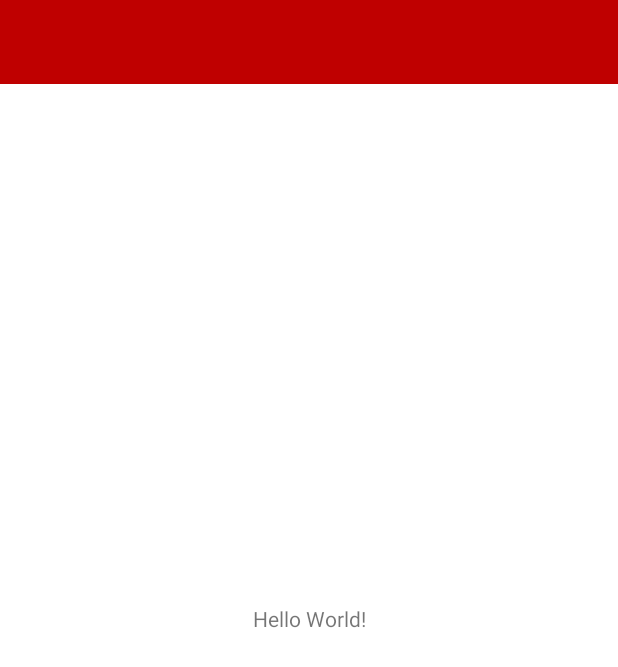
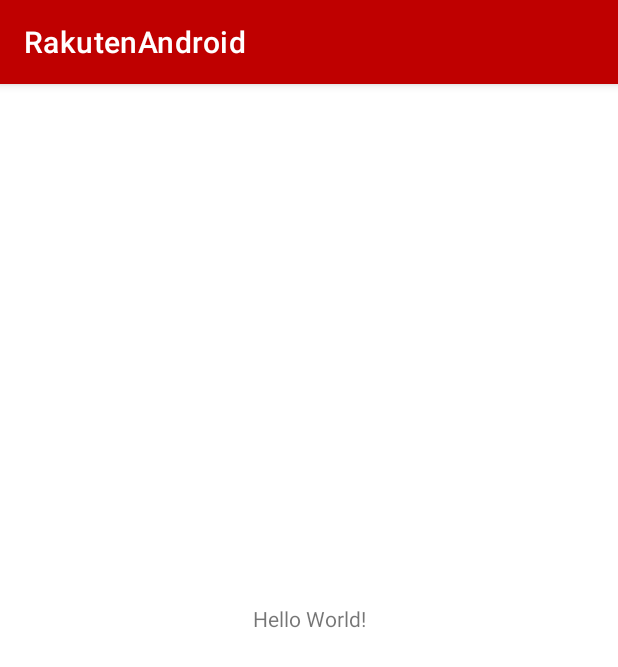
Before and after one commit to watabee/DevAndroid, an Android app: the screen it shows after launch (MainActivity), on a phone screen of 412 x 824 dp. Shown: the top 667 px of the screen. Run offline under Robolectric (Android 15) with nearby library versions, the phone set to English and light mode, and no system bars.

Commit message:
Setup toolbar style

```diff
--- a/app/src/main/res/layout/activity_main.xml
+++ b/app/src/main/res/layout/activity_main.xml
@@ -9,10 +9,10 @@
     <androidx.appcompat.widget.Toolbar
         android:layout_width="0dp"
         android:layout_height="?attr/actionBarSize"
-        android:theme="@style/AppToolbar"
         app:layout_constraintLeft_toLeftOf="parent"
         app:layout_constraintRight_toRightOf="parent"
-        app:layout_constraintTop_toTopOf="parent" />
+        app:layout_constraintTop_toTopOf="parent"
+        app:title="@string/app_name" />
 
     <TextView
         android:layout_width="wrap_content"
--- a/ui/common/src/main/res/values/themes.xml
+++ b/ui/common/src/main/res/values/themes.xml
@@ -8,9 +8,9 @@
         <item name="colorOnBackground">@color/gray1</item>
 
         <item name="android:colorBackground">@color/white</item>
+
+        <item name="toolbarStyle">@style/Widget.App.Toolbar</item>
     </style>
 
-    <style name="AppToolbar" parent="Widget.AppCompat.Toolbar">
-        <item name="android:background">@color/primary</item>
-    </style>
+    <style name="Widget.App.Toolbar" parent="Widget.MaterialComponents.Toolbar.Primary"/>
 </resources>
```
